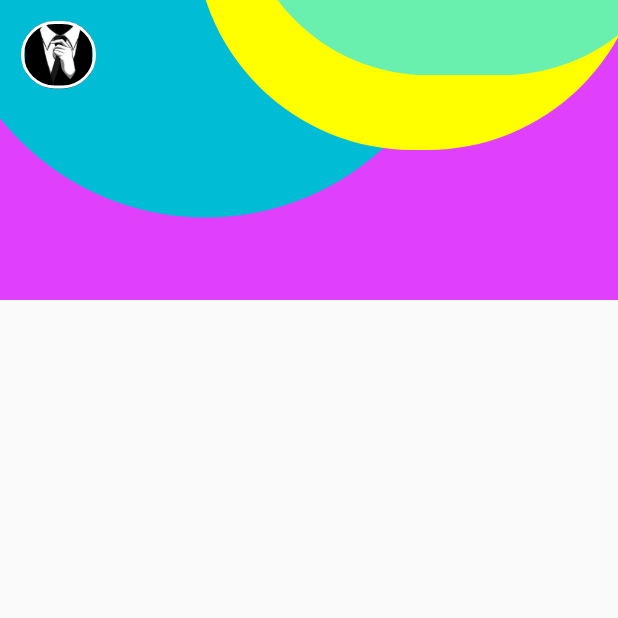
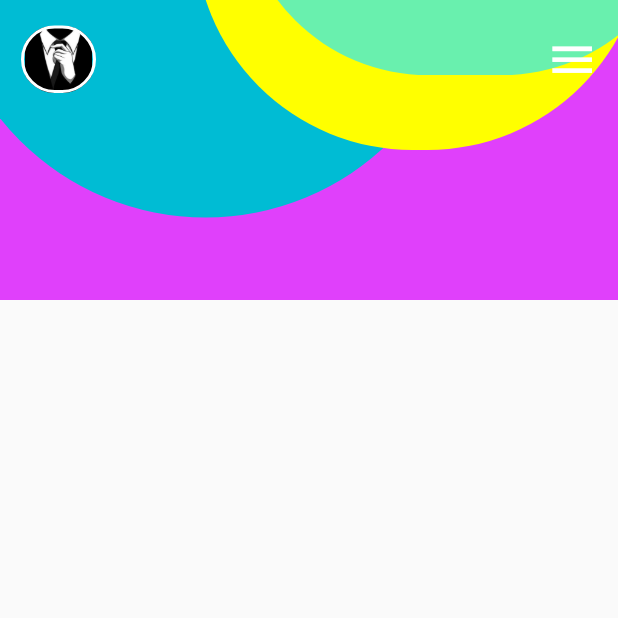
Before and after one commit to Thisuru/Flutter-Tutorial-Workplace, a Flutter app: the screen it shows after launch, on a phone screen of 412 x 824 dp, the top half of it. Run offline on Flutter 3.47's test engine with Material 2 defaults, Android fonts, the phone set to English and light mode, and no system bars.

Commit message:
Menu Icon Added to top right corner

```diff
--- a/shopping_app/lib/main.dart
+++ b/shopping_app/lib/main.dart
@@ -92,7 +92,19 @@ class _MyHomePageState extends State<MyHomePage>{
                                 image: AssetImage('images/profilePic.jpeg'),
                               )
                             ),
-                          )
+                          ),
+                          SizedBox(
+                            width: MediaQuery.of(context).size.width-120),
+                          Container(
+                            alignment: Alignment.topRight,
+                            child: IconButton(
+                                icon: Icon(Icons.menu),
+                                onPressed: (){},
+                                color: Colors.white,
+                                iconSize: 35.0,
+                            ),
+                          ),
+                          SizedBox(height: 15.0),
                         ],
                       ),
                     ],
```
Also changed, not shown: shopping_app/pubspec.lock.
